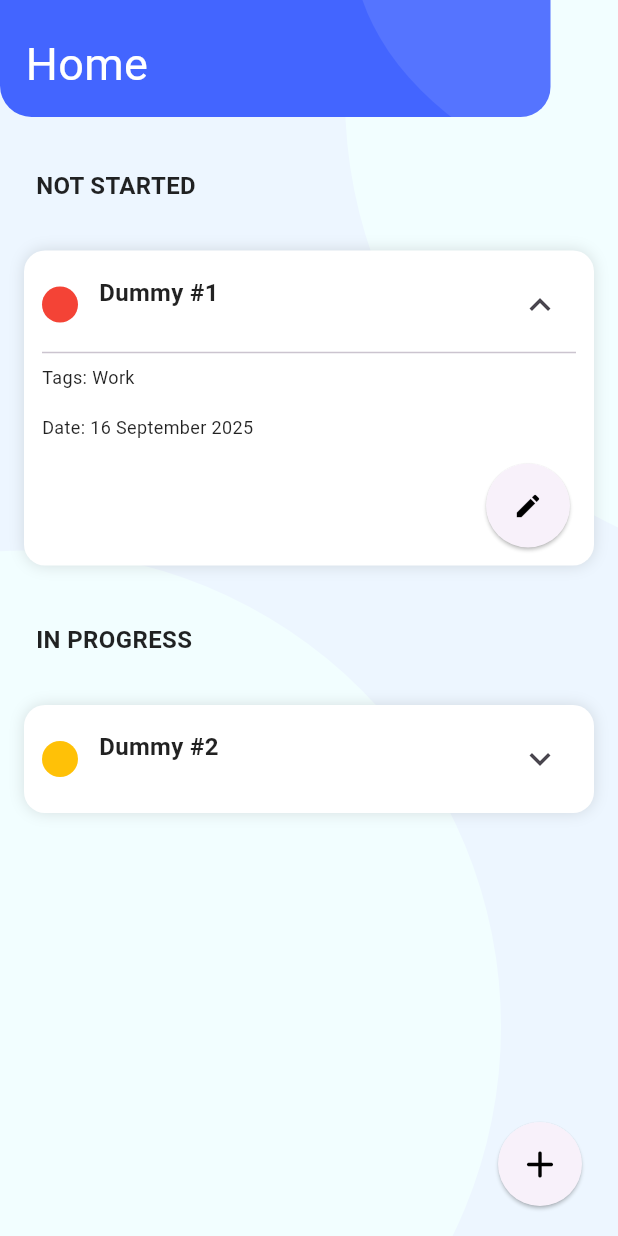
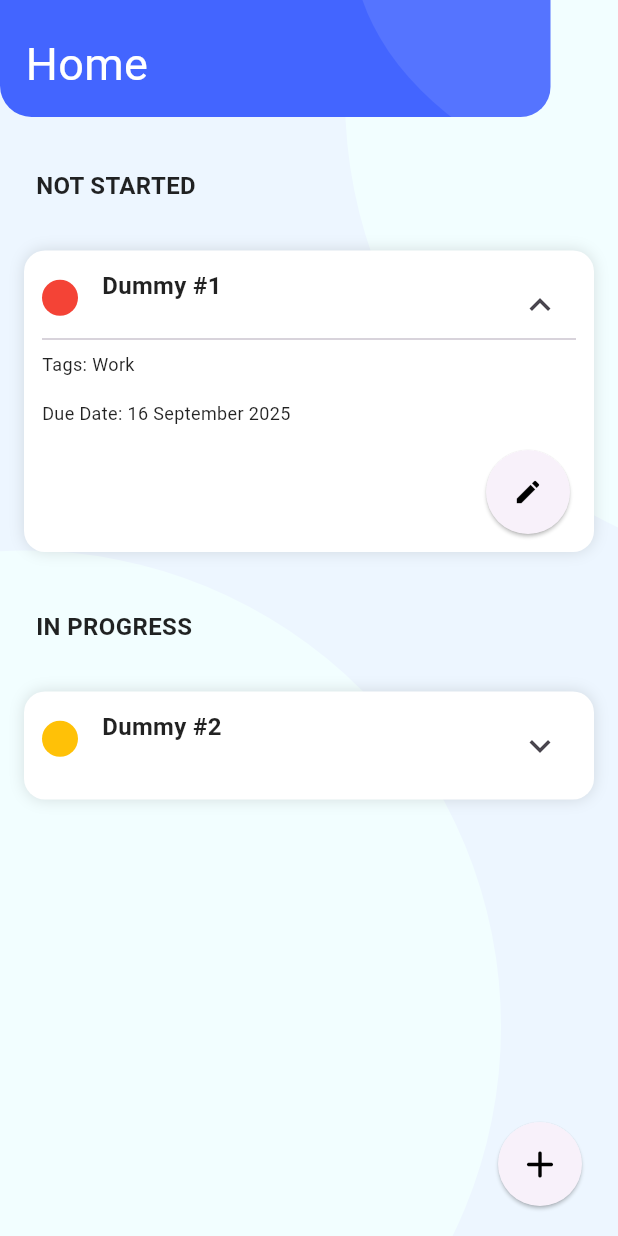
Before and after one commit to Reyhankunlah/TugasFlutterToDoList_22_03, a Flutter app: the HomePage screen opened directly, after a tap on the "keyboard arrow down" icon, on a phone screen of 412 x 824 dp. Run offline on Flutter 3.47's test engine with Material 3 defaults, Android fonts, the phone set to English and light mode, and no system bars; our stand-ins replace get.

```diff
--- a/lib/Components/taskCard.dart
+++ b/lib/Components/taskCard.dart
@@ -8,7 +8,7 @@ import 'package:flutter_todolist/Routes/routes.dart';
 import 'package:flutter_todolist/Controllers/task_controller.dart';
 
 class TaskCard extends StatelessWidget {
-  final Task task;
+  final TaskModel task;
   final bool showEdit;
 
   const TaskCard({super.key, required this.task, this.showEdit = false});
@@ -48,19 +48,22 @@ class TaskCard extends StatelessWidget {
           borderRadius: BorderRadius.circular(14),
           boxShadow: const [BoxShadow(blurRadius: 8, color: Colors.black12)],
         ),
-        child: Column(
+        child: Stack(
+          children: [
+            // isi utama
+            Column(
               crossAxisAlignment: CrossAxisAlignment.start,
               children: [
-            // row utama
                 Row(
                   children: [
-                CircleAvatar(backgroundColor: dotColor, radius: 12),
+                    Padding(
+                      padding: EdgeInsets.only(right: 16),
+                      child: CircleAvatar(
+                        backgroundColor: dotColor,
+                        radius: 12,
+                      ),
+                    ),
                     Expanded(
-                  child: Column(
-                    crossAxisAlignment: CrossAxisAlignment.start,
-                    children: [
-                      Padding(
-                        padding: const EdgeInsets.symmetric(horizontal: 14),
                       child: CustomText(
                         myText: task.title,
                         fontWeight: FontWeight.w700,
@@ -69,34 +72,18 @@ class TaskCard extends StatelessWidget {
                     ),
                   ],
                 ),
-                ),
-                IconButton(
-                  onPressed: () => isExpanded.value = !isExpanded.value,
-                  icon: Icon(
-                    isExpanded.value
-                        ? Icons.keyboard_arrow_up
-                        : Icons.keyboard_arrow_down,
-                    size: 28,
-                  ),
-                ),
-              ],
-            ),
 
                 if (isExpanded.value) ...[
                   const Divider(),
-
-              CustomText(myText: "Tags: " + task.tags.join(', '), fontSize: 12),
+                  CustomText(
+                    myText: "Tags: " + task.tags.join(', '),
+                    fontSize: 12,
+                  ),
                   CustomText(
                     myText:
-                    "Date: " +
-                    task.dueDate!.day.toString() +
-                    " " +
-                    bulan[task.dueDate!.month - 1] +
-                    " " +
-                    task.dueDate!.year.toString(),
+                        "Due Date: ${task.dueDate!.day} ${bulan[task.dueDate!.month - 1]} ${task.dueDate!.year}",
                     fontSize: 12,
                   ),
-
                   if (showEdit)
                     Align(
                       alignment: Alignment.centerRight,
@@ -105,7 +92,10 @@ class TaskCard extends StatelessWidget {
                         onPressed: () {
                           final index = taskC.tasks.indexOf(task);
                           if (index != -1) {
-                        Get.toNamed(AppRoutes.editToDoPage, arguments: index);
+                            Get.toNamed(
+                              AppRoutes.editToDoPage,
+                              arguments: index,
+                            );
                           }
                         },
                         isCircle: true,
@@ -117,6 +107,22 @@ class TaskCard extends StatelessWidget {
                 ],
               ],
             ),
+
+            // 🔹 IconButton fix di pojok kanan
+            Align(
+              alignment: Alignment.topRight,
+              child: IconButton(
+                onPressed: () => isExpanded.value = !isExpanded.value,
+                icon: Icon(
+                  isExpanded.value
+                      ? Icons.keyboard_arrow_up
+                      : Icons.keyboard_arrow_down,
+                  size: 28,
+                ),
+              ),
+            ),
+          ],
+        ),
       ),
     );
   }
--- a/lib/Controllers/editTodo_Controller.dart
+++ b/lib/Controllers/editTodo_Controller.dart
@@ -59,7 +59,7 @@ class EditTodoController extends GetxController {
 
   // simpan perubahan
   void save() {
-    final updatedTask = Task(
+    final updatedTask = TaskModel(
       title: titleC.text.trim(),
       status: status.value,
       dueDate: pickedDate,
--- a/lib/Controllers/task_controller.dart
+++ b/lib/Controllers/task_controller.dart
@@ -3,16 +3,21 @@ import 'package:flutter_todolist/Models/task_model.dart';
 import 'package:get/get.dart';
 
 class TaskController extends GetxController {
-  // 🔹 daftar task
-  RxList<Task> tasks = <Task>[].obs;
+  RxList<TaskModel> tasks = <TaskModel>[].obs;
 
-  // 🔹 controller untuk form tambah task
   final titleC = TextEditingController();
   DateTime? dueDate;
   final Rx<TaskStatus> status = TaskStatus.notStarted.obs;
   final RxList<String> selectedTags = <String>[].obs;
 
-  // 🔹 daftar bulan (Indonesia)
+  final List<String> statusOptions = [
+    "Not Started",
+    "In Progress",
+    "Completed",
+  ];
+
+  final List<String> tagsOptions = ["Work", "Personal", "Urgent"];
+
   final List<String> bulan = const [
     "Januari",
     "Februari",
@@ -28,12 +33,10 @@ class TaskController extends GetxController {
     "Desember",
   ];
 
-  // 🔹 helper untuk format tanggal jadi "16 September 2025"
   String formatDate(DateTime date) {
     return "${date.day} ${bulan[date.month - 1]} ${date.year}";
   }
 
-  // 🔹 enum -> label cantik
   String? get statusLabel {
     switch (status.value) {
       case TaskStatus.notStarted:
@@ -45,7 +48,6 @@ class TaskController extends GetxController {
     }
   }
 
-  // 🔹 label -> enum
   void setStatusFromLabel(String label) {
     if (label == "Not Started") {
       status.value = TaskStatus.notStarted;
@@ -56,7 +58,6 @@ class TaskController extends GetxController {
     }
   }
 
-  // 🔹 Tambah task langsung (dipanggil dari form)
   void addFromForm() {
     final title = titleC.text.trim();
 
@@ -70,7 +71,7 @@ class TaskController extends GetxController {
       return;
     }
 
-    final task = Task(
+    final task = TaskModel(
       title: title,
       status: status.value,
       dueDate: dueDate,
@@ -87,34 +88,19 @@ class TaskController extends GetxController {
       margin: const EdgeInsets.all(12),
     );
 
-    // reset form
     titleC.clear();
     status.value = TaskStatus.notStarted;
     dueDate = null;
     selectedTags.clear();
   }
 
-  // 🔹 Tambah task ke list
-  void addTask(Task task) => tasks.add(task);
+  void addTask(TaskModel task) => tasks.add(task);
 
-  // 🔹 Update task berdasarkan index
-  void updateTask(int index, Task task) {
-    if (index < 0 || index >= tasks.length) return;
-    tasks[index] = task;
-  }
-
-  // 🔹 Hapus task berdasarkan index
-  void removeTask(int index) {
-    if (index < 0 || index >= tasks.length) return;
-    tasks.removeAt(index);
-  }
-
-  // 🔹 Filter task berdasarkan status
-  List<Task> get notStarted =>
+  List<TaskModel> get notStarted =>
       tasks.where((t) => t.status == TaskStatus.notStarted).toList();
-  List<Task> get inProgress =>
+  List<TaskModel> get inProgress =>
       tasks.where((t) => t.status == TaskStatus.inProgress).toList();
-  List<Task> get completed =>
+  List<TaskModel> get completed =>
       tasks.where((t) => t.status == TaskStatus.completed).toList();
 
   @override
@@ -122,19 +108,19 @@ class TaskController extends GetxController {
     super.onInit();
     if (tasks.isEmpty) {
       tasks.addAll([
-        Task(
+        TaskModel(
           title: "Dummy #1",
           status: TaskStatus.notStarted,
           dueDate: DateTime.now(),
           tags: ["Work"],
         ),
-        Task(
+        TaskModel(
           title: "Dummy #2",
           status: TaskStatus.inProgress,
           dueDate: DateTime.now(),
           tags: ["Personal"],
         ),
-        Task(
+        TaskModel(
           title: "Dummy #3",
           status: TaskStatus.completed,
           dueDate: DateTime.now(),
--- a/lib/Models/task_model.dart
+++ b/lib/Models/task_model.dart
@@ -13,26 +13,26 @@ extension TaskStatusExtension on TaskStatus {
   }
 }
 
-class Task {
+class TaskModel {
   final String title;
   final TaskStatus status;
   final DateTime? dueDate;
   final List<String> tags;
 
-  const Task({
+  const TaskModel({
     required this.title,
     this.status = TaskStatus.notStarted,
     this.dueDate,
     this.tags = const [],
   });
 
-  Task copyWith({
+  TaskModel copyWith({
     String? title,
     TaskStatus? status,
     DateTime? dueDate,
     List<String>? tags,
   }) {
-    return Task(
+    return TaskModel(
       title: title ?? this.title,
       status: status ?? this.status,
       dueDate: dueDate ?? this.dueDate,
```
Also changed, not shown: lib/Pages/toDo_page.dart (+9 -16 lines). Lines whose indentation alone changed are shown as unchanged.
